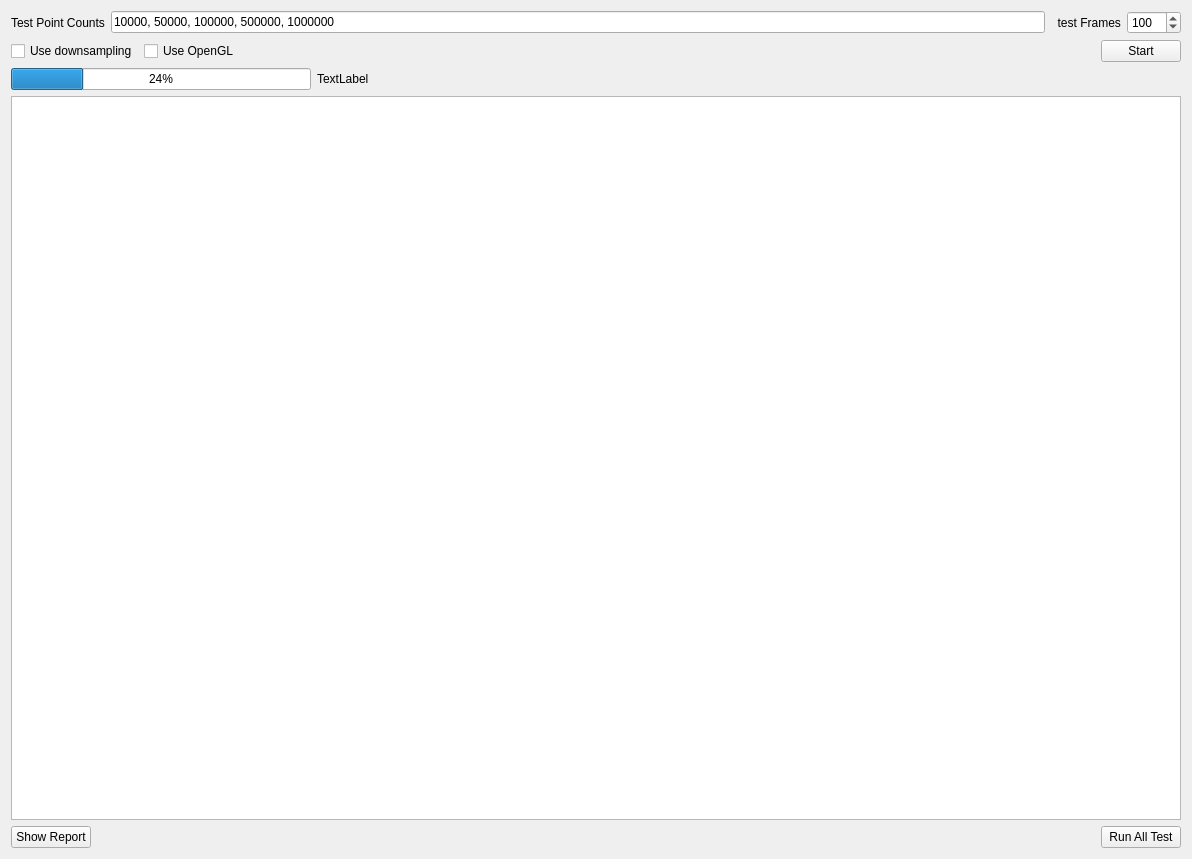
Above: benchmark/performance/PerformanceTestWidget.ui from czyt1988/QIm before the change. Below: the same form after it.
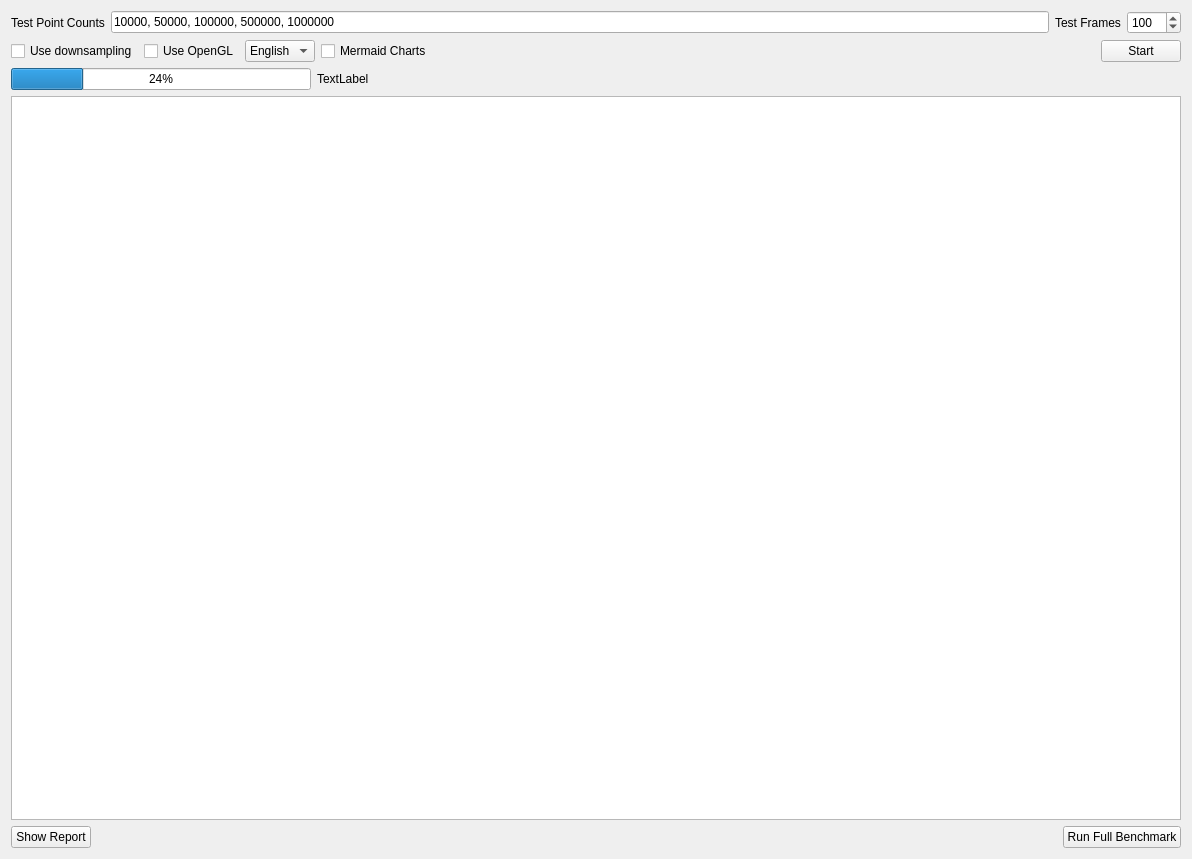
That is the form after the change.

Commit message: 3D plotting module (plot3d) + benchmark overhaul + subplots/grid layout + code standards unification (#5)

```diff
--- a/benchmark/performance/PerformanceTestWidget.ui
+++ b/benchmark/performance/PerformanceTestWidget.ui
@@ -33,7 +33,7 @@
      <item>
       <widget class="QLabel" name="label_2">
        <property name="text">
-        <string>  test Frames</string>
+        <string>Test Frames</string>
        </property>
       </widget>
      </item>
@@ -71,6 +71,27 @@
        </property>
       </widget>
      </item>
+      <item>
+       <widget class="QComboBox" name="comboBoxLanguage">
+        <item>
+         <property name="text">
+          <string>English</string>
+         </property>
+        </item>
+        <item>
+         <property name="text">
+          <string>中文</string>
+         </property>
+        </item>
+       </widget>
+      </item>
+      <item>
+       <widget class="QCheckBox" name="checkBoxIncludeMermaid">
+        <property name="text">
+         <string>Mermaid Charts</string>
+        </property>
+       </widget>
+      </item>
      <item>
       <spacer name="horizontalSpacer">
        <property name="orientation">
@@ -145,7 +166,7 @@
      <item>
       <widget class="QPushButton" name="pushButtonRunAll">
        <property name="text">
-        <string>Run All Test</string>
+        <string>Run Full Benchmark</string>
        </property>
       </widget>
      </item>
```
Lines whose indentation alone changed are shown as unchanged. The commit also changes 169 other files.
